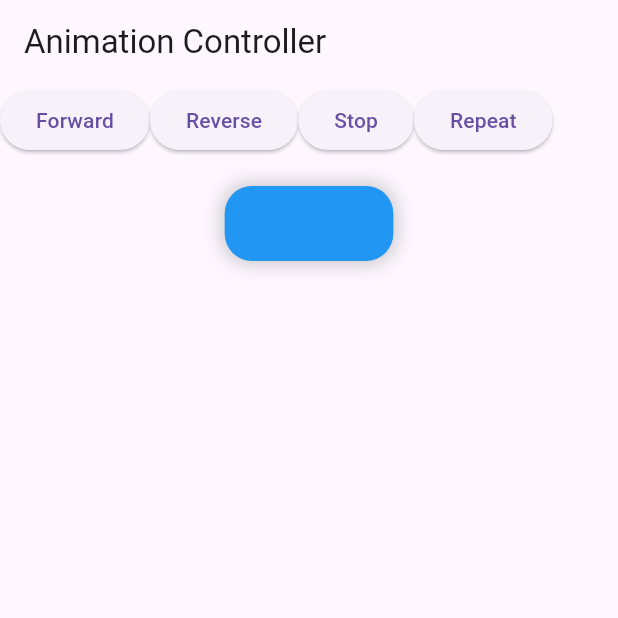
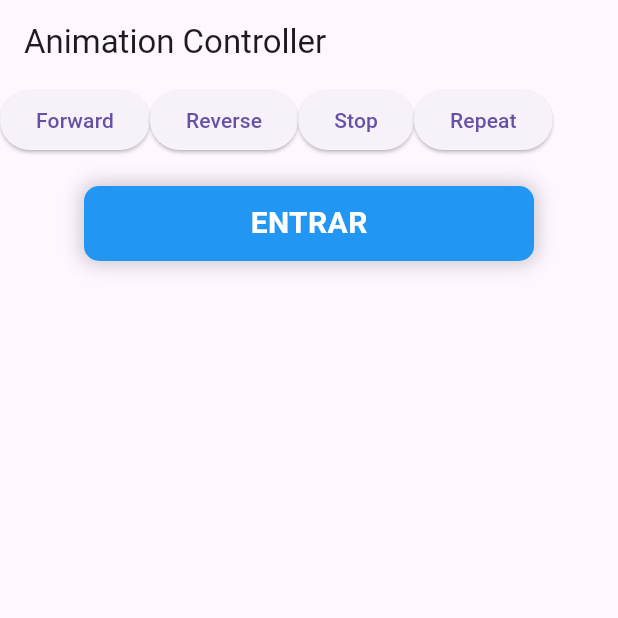
Before and after one commit to itajacybsd/animacaocontrolada, a Flutter app: the screen it shows after launch, after a tap on "Forward", on a phone screen of 412 x 824 dp, the top half of it. Run offline on Flutter 3.47's test engine with Material 3 defaults, Android fonts, the phone set to English and light mode, and no system bars; statements that could not run were skipped.

Commit message:
widget AnimatedButton, criado, mas inada não funciona

```diff
--- a/lib/main.dart
+++ b/lib/main.dart
@@ -20,18 +20,65 @@
 
 class _HomePageState extends State<HomePage>
     with SingleTickerProviderStateMixin {
-  late final AnimationController _animationController;
-
-  late final Animation<double> _widthAnimation; //largura do botão
-
-  late final Animation<double> _radiusAnimation;
-
-  late final Animation<double> _textOpacityAnimation;
-
-  late final Animation<double> _loadingOpacityAnimation;
-
   // O controller depende de ações externas
   // e as açoes externas se assemelham a um player de audio/video
+
+  @override
+  Widget build(BuildContext context) {
+    return Scaffold(
+      appBar: AppBar(title: Text('Animation Controller')),
+      body: Column(
+        children: [
+          Row(
+            children: [
+              ElevatedButton(
+                onPressed: () {
+                  _animationController.forward();
+                },
+                child: Text('Forward'),
+              ),
+              ElevatedButton(
+                onPressed: () {
+                  _animationController.reverse();
+                },
+                child: Text('Reverse'),
+              ),
+              ElevatedButton(
+                onPressed: () {
+                  _animationController.stop();
+                },
+                child: Text('Stop'),
+              ),
+              ElevatedButton(
+                onPressed: () {
+                  _animationController.repeat(reverse: true);
+                },
+                child: Text('Repeat'),
+              ),
+            ],
+          ),
+          const SizedBox(height: 20),
+          AnimatedButton(),
+        ],
+      ),
+    );
+  }
+}
+
+class AnimatedButton extends StatefulWidget {
+  const AnimatedButton({super.key});
+
+  @override
+  State<AnimatedButton> createState() => _AnimatedButtonState();
+}
+
+class _AnimatedButtonState extends State<AnimatedButton>
+    with SingleTickerProviderStateMixin {
+  late final AnimationController _animationController;
+  late final Animation<double> _widthAnimation; //largura do botão
+  late final Animation<double> _radiusAnimation;
+  late final Animation<double> _textOpacityAnimation;
+  late final Animation<double> _loadingOpacityAnimation;
 
   @override
   void initState() {
@@ -88,40 +135,7 @@
 
   @override
   Widget build(BuildContext context) {
-    return Scaffold(
-      appBar: AppBar(title: Text('Animation Controller')),
-      body: Column(
-        children: [
-          Row(
-            children: [
-              ElevatedButton(
-                onPressed: () {
-                  _animationController.forward();
-                },
-                child: Text('Forward'),
-              ),
-              ElevatedButton(
-                onPressed: () {
-                  _animationController.reverse();
-                },
-                child: Text('Reverse'),
-              ),
-              ElevatedButton(
-                onPressed: () {
-                  _animationController.stop();
-                },
-                child: Text('Stop'),
-              ),
-              ElevatedButton(
-                onPressed: () {
-                  _animationController.repeat(reverse: true);
-                },
-                child: Text('Repeat'),
-              ),
-            ],
-          ),
-          const SizedBox(height: 20),
-          Container(
+    return Container(
       height: 50,
       width: _widthAnimation.value,
       decoration: BoxDecoration(
@@ -157,9 +171,6 @@
           ),
         ],
       ),
-          ),
-        ],
-      ),
     );
   }
 }
```
Lines whose indentation alone changed are shown as unchanged.
